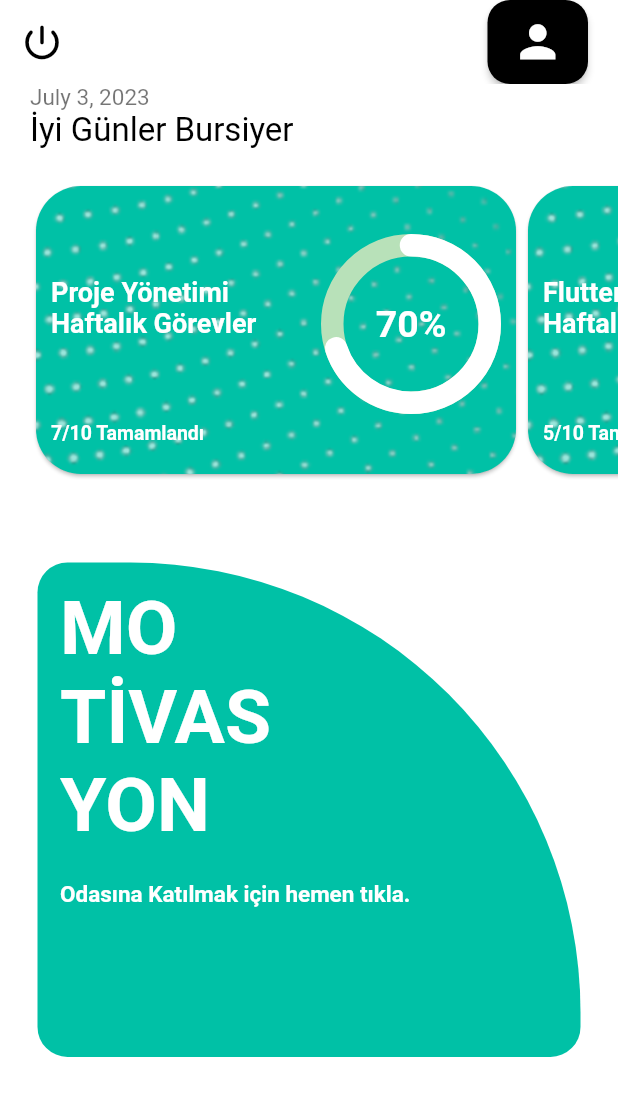
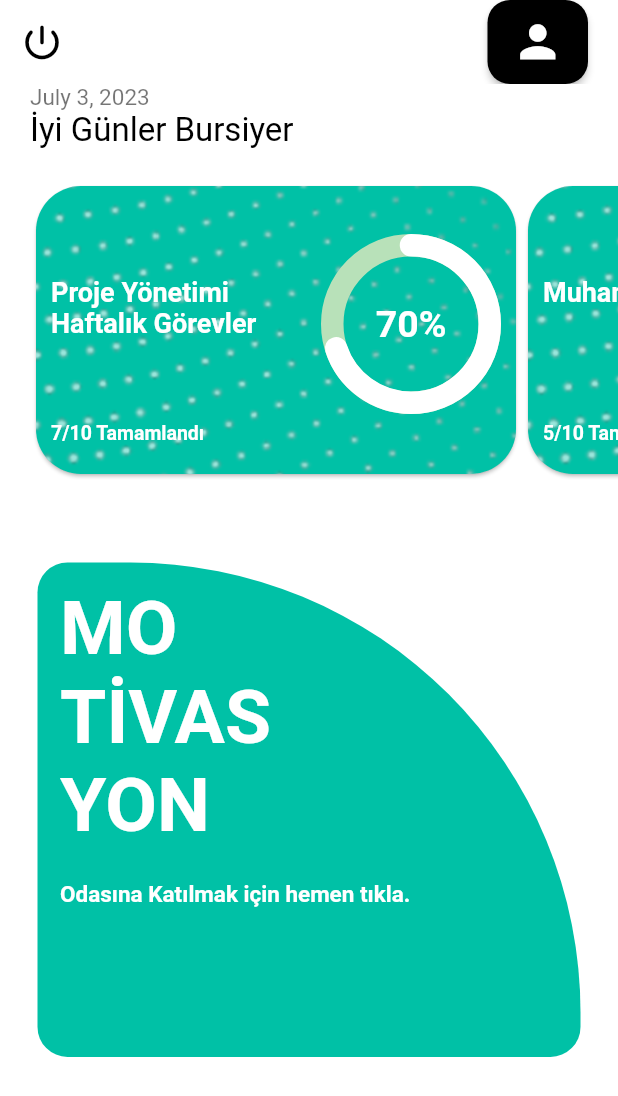
Before and after one commit to Oyun-ve-Uygulama-Akademisi-F18/Flutty, a Flutter app: the screen it shows after launch, on a phone screen of 412 x 824 dp. Shown: the top 1096 px of the screen. Run offline on Flutter 3.47's test engine with Material 2 defaults, Android fonts, the phone set to English and light mode, and no system bars; drawn by our look-alikes of percent_indicator; our stand-ins replace cloud_firestore, firebase_auth, firebase_core, flutter_riverpod, form_field_validator, freezed_annotation and 1 more; accounts and stored records are empty.

Commit message:
Revert "Update home.dart"
This reverts commit fccda62975f39d86db2741513e0bbc961dc4dc4b.

```diff
--- a/lib/pages/nav pages/home.dart
+++ b/lib/pages/nav pages/home.dart
@@ -214,11 +214,7 @@ class HomePageDutiesCard extends StatelessWidget {
 
   @override
   Widget build(BuildContext context) {
-    List title = [
-      "Proje Yönetimi\nHaftalık Görevler",
-      "Flutter\nHaftalık Görevler",
-      "Unity\nHaftalık Görevler"
-    ];
+    List title = ["Proje Yönetimi\nHaftalık Görevler", "Muhammed", "Akgül"];
     List progress = ["70%", "50%", "20%"];
     List percent = [0.7, 0.5, 0.2];
     List completed = [
```
